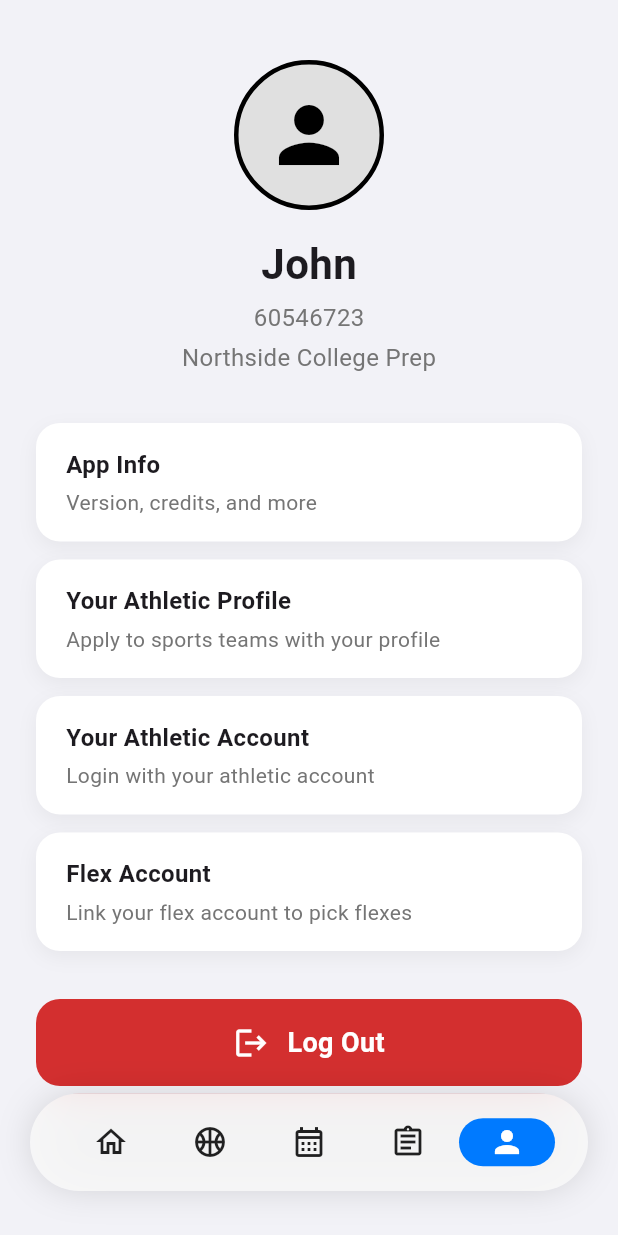
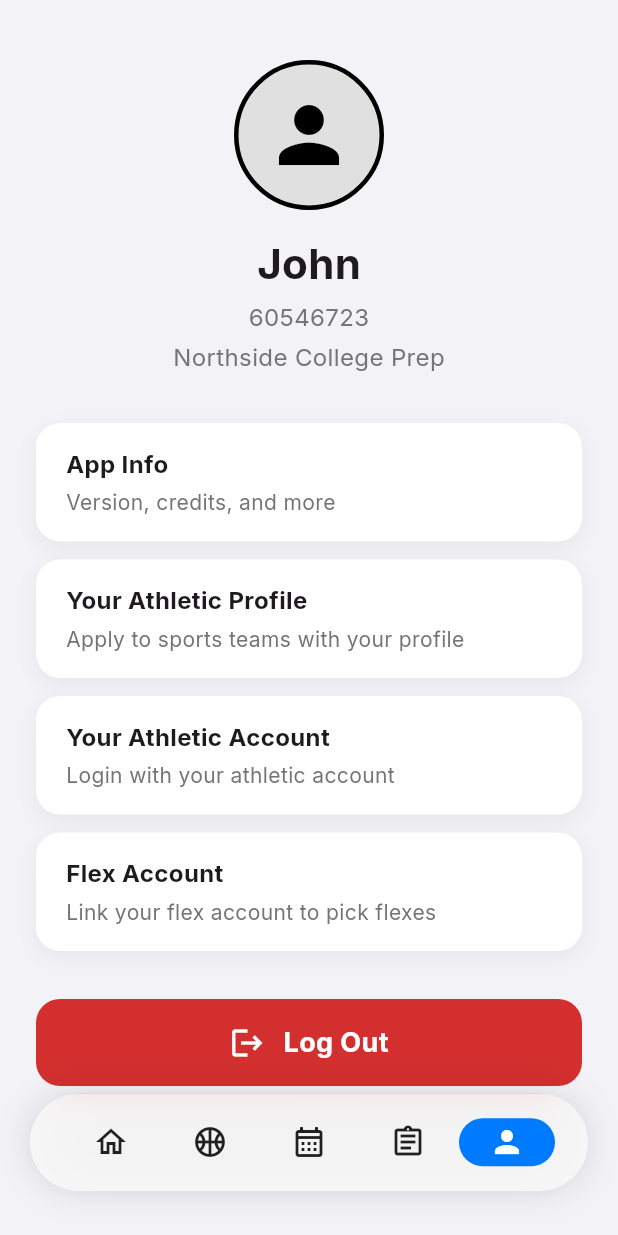
Before and after one commit to NCP-Stampede/northside-app, a Flutter app: the screen it shows after launch, item 5 of the bottom bar chosen, on a phone screen of 412 x 824 dp. Run offline on Flutter 3.47's test engine with Material 3 defaults, Android fonts, the phone set to English and light mode, and no system bars; our stand-ins replace get, google_fonts, table_calendar, webview_flutter; statements that could not run were skipped.

Commit message:
Update main.dart

```diff
--- a/northside_app/lib/main.dart
+++ b/northside_app/lib/main.dart
@@ -1,8 +1,9 @@
+// lib/main.dart
+
 import 'package:flutter/material.dart';
 import 'package:get/get.dart';
+import 'package:google_fonts/google_fonts.dart'; // Import the package
 
-// FIX: Import your AppShellBinding file.
-// This path is based on the project structure you showed.
 import 'presentation/app_shell/app_shell_binding.dart';
 import 'presentation/app_shell/app_shell_screen.dart';
 
@@ -15,16 +16,20 @@ class MyApp extends StatelessWidget {
 
   @override
   Widget build(BuildContext context) {
+    // Get the base theme data
+    final ThemeData theme = ThemeData();
+
     return GetMaterialApp(
       debugShowCheckedModeBanner: false,
       title: 'Northside App',
 
-      // FIX: Use initialBinding to load all necessary controllers at startup.
-      // This ensures AppShellController is ready before AppShellScreen is built.
+      // FIX: Apply the "Inter" font to the entire application theme.
+      // This will make all text widgets automatically use the Inter font.
+      theme: theme.copyWith(
+        textTheme: GoogleFonts.interTextTheme(theme.textTheme),
+      ),
+
       initialBinding: AppShellBinding(),
-
-      // Your starting screen. Because the binding is now handled by `initialBinding`,
-      // you can simply set AppShellScreen as the home widget.
       home: const AppShellScreen(),
     );
   }
```
